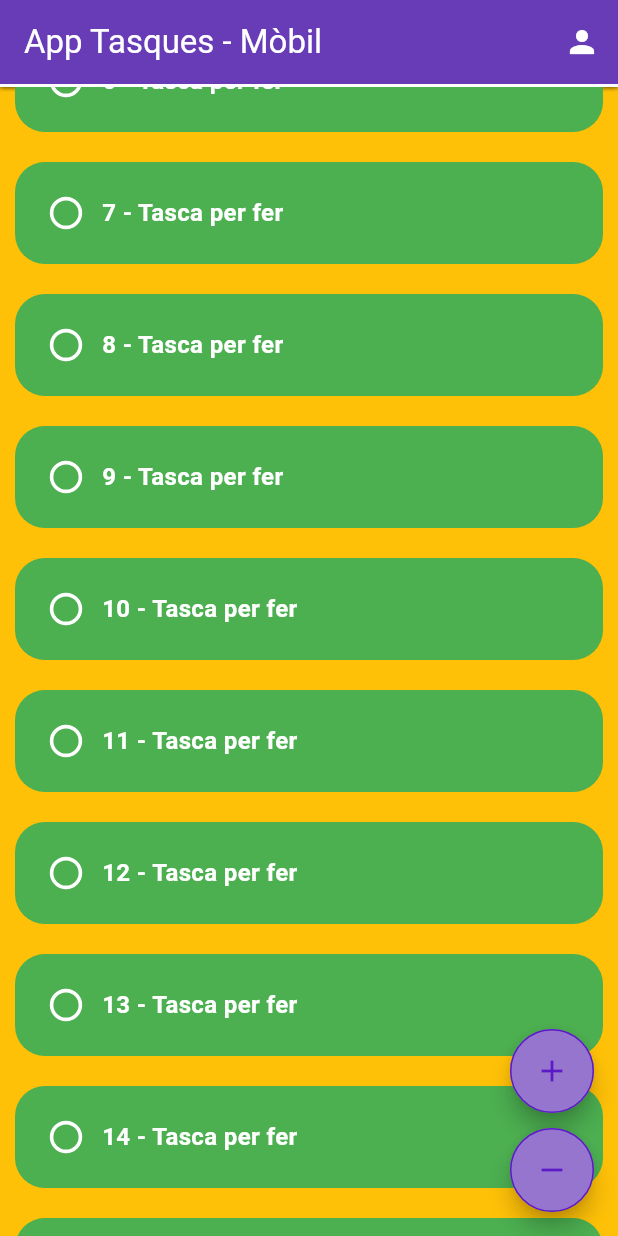
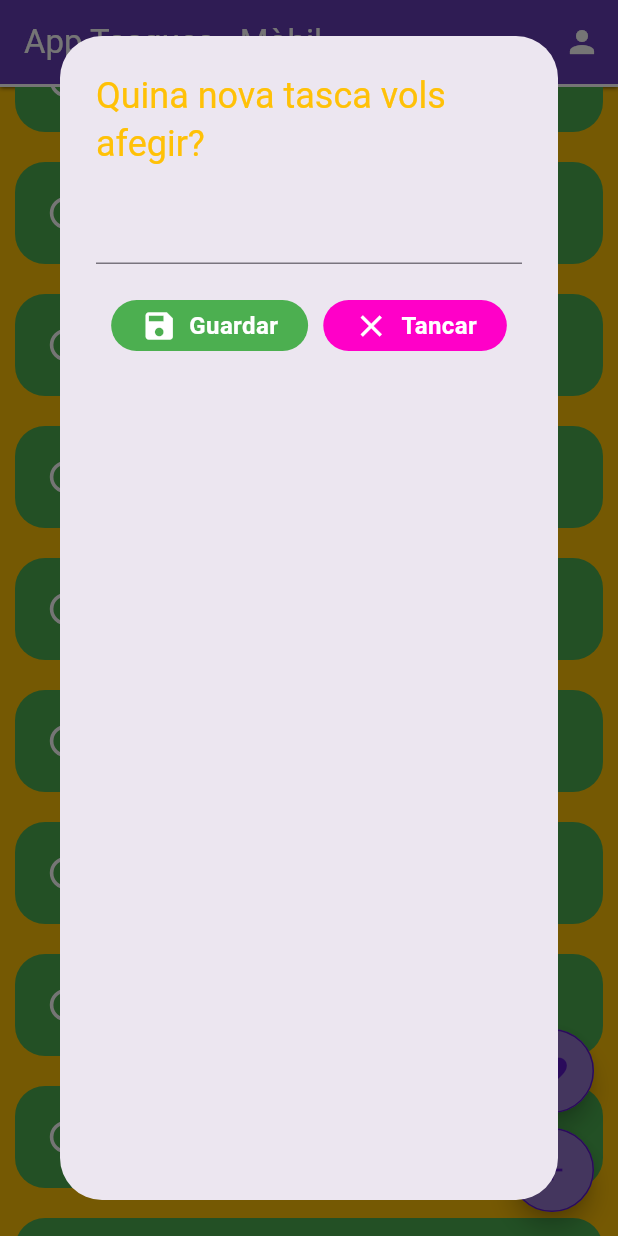
Before and after one commit to davidpereda0705/app, a Flutter app: the screen it shows after launch, scrolled down 576 dp, after a tap on the "add" icon, on a phone screen of 412 x 824 dp. Run offline on Flutter 3.47's test engine with Material 3 defaults, Android fonts, the phone set to English and light mode, and no system bars.

Commit message:
Dialog_Tasca

```diff
--- /dev/null
+++ b/lib/components/boton_dialog.dart
@@ -0,0 +1,49 @@
+import 'package:app/colors_app.dart';
+import 'package:flutter/material.dart';
+
+class BotonDialog extends StatelessWidget {
+  final String textBoto;
+  final IconData iconBoto;
+  final Color colorBoto;
+  //volem que els botons facin coses diferents quan es premin
+  final Function()? accioBoto;
+  //Function(): tipus de dada que representa una funció que no rep cap paràmetre i no retorna res.
+  //Function()? : pot ser null (no fer res quan es prem el botó)
+  const BotonDialog({super.key,
+  required this.textBoto,
+  required this.iconBoto,
+  required this.colorBoto,
+  required this.accioBoto,
+  });
+
+  @override
+  Widget build(BuildContext context) {
+    return GestureDetector(
+      onTap: accioBoto,
+      child: Container(
+
+        padding: EdgeInsets.symmetric(horizontal: 20, vertical: 5),
+
+        decoration: BoxDecoration(
+          borderRadius: BorderRadius.circular(20),
+          color: colorBoto,
+        ),
+        child: Row(
+
+          children: [
+
+            Icon(iconBoto, color: ColorsApp.colorBlanc,),
+
+            SizedBox(width: 8,),
+
+            Text(textBoto, style: TextStyle(
+              color: ColorsApp.colorBlanc,
+              fontWeight: FontWeight.bold,
+              fontSize: 16,
+              ),),
+          ],
+          ),
+      ),
+    );
+  }
+}
--- /dev/null
+++ b/lib/components/dialog_nova_tasca.dart
@@ -0,0 +1,57 @@
+import 'package:app/colors_app.dart';
+import 'package:app/components/boton_dialog.dart';
+import 'package:flutter/material.dart';
+
+class DialogNovaTasca extends StatelessWidget {
+  const DialogNovaTasca({super.key});
+
+  @override
+  Widget build(BuildContext context){
+    return AlertDialog(
+
+      title: Text("Quina nova tasca vols afegir?",
+      style: TextStyle(color: ColorsApp.colorPrimari),
+      ),
+
+      content: Container(
+        child: Column(
+          children: [
+            TextField(),
+            SizedBox(height: 24,),
+            Row(
+              mainAxisAlignment: MainAxisAlignment.spaceEvenly,
+              children: [
+                BotonDialog(
+                  textBoto: "Guardar",
+                  colorBoto: ColorsApp.colorTerciari,
+                  iconBoto: Icons.save,
+                  accioBoto: (){
+                    guardarTasca(context);
+                    },
+                  ),
+
+
+                BotonDialog(
+                  textBoto: "Tancar",
+                  colorBoto: ColorsApp.colorRosa,
+                  iconBoto: Icons.close,
+                  accioBoto: (){
+                    tancarDialog(context);
+                    },
+                  ),
+              ],
+            ),
+
+          ],
+        ),
+      ),
+    );
+  }
+
+  void guardarTasca(BuildContext context){
+    Navigator.of(context).pop();
+  }
+  void tancarDialog(BuildContext context){
+    Navigator.of(context).pop();
+  }
+}
--- a/lib/components/item_tasca.dart
+++ b/lib/components/item_tasca.dart
@@ -2,6 +2,8 @@ import 'package:app/colors_app.dart';
 import 'package:flutter/material.dart';
 
 class ItemTasca extends StatefulWidget {
+  //final: perque no canviarà mai de valor
+  //const: perque és un widget immutable
   final bool valorInicialCheckbox;
   final String valorText;
 
@@ -26,7 +28,6 @@ class _ItemTascaState extends State<ItemTasca> {
     valorCheckbox = widget.valorInicialCheckbox;
     //"widget." ho posem per accedir a les variables de la primera classe del StatefulWidget.
   }
-
   @override
   Widget build(BuildContext context) {
     return Container(
@@ -55,6 +56,9 @@ class _ItemTascaState extends State<ItemTasca> {
               activeColor: ColorsApp.colorBlanc,
               hoverColor: ColorsApp.colorSecundariAccent,
             onChanged: (valor) {
+
+//SetState: per notificar a Flutter que ha canviat l'estat del widget i que s'ha de tornar a dibuixar.
+//InitState: per inicialitzar les variables d'estat abans que el widget es construeixi.
               setState(() {
                 valorCheckbox = valor ?? false;
                 //??: si val null, posa-li el valor false
--- a/lib/paginas/paginaprincipal/pantalla_tasques_petita.dart
+++ b/lib/paginas/paginaprincipal/pantalla_tasques_petita.dart
@@ -1,10 +1,12 @@
 import 'dart:math';
 
 import 'package:app/colors_app.dart';
+import 'package:app/components/dialog_nova_tasca.dart';
 import 'package:app/components/item_tasca.dart';
 import 'package:flutter/material.dart';
 
 class PantallaTasquesPetita extends StatelessWidget {
+
   const PantallaTasquesPetita({super.key});
 
   @override
@@ -55,20 +57,35 @@ class PantallaTasquesPetita extends StatelessWidget {
           FloatingActionButton(
             onPressed: () {},
             backgroundColor: Colors.deepPurple[300],
-            child:  Icon(Icons.add, color: ColorsApp.colorSecundariAccent),
+            child:  Icon(Icons.heart_broken, color: ColorsApp.colorSecundariAccent),
             shape: CircleBorder(side: BorderSide(color: ColorsApp.colorSecundariAccent)),
           ),
 
           SizedBox(height: 10),
 
           FloatingActionButton(
-            onPressed: () {},
+            onPressed: () {
+              obreDialogNovaTasca(context);
+
+            },
             backgroundColor: Colors.deepPurple[300],
-            child: Icon(Icons.remove, color: ColorsApp.colorSecundariAccent),
+            child: Icon(Icons.add, color: ColorsApp.colorSecundariAccent),
             shape: CircleBorder(side: BorderSide(color: ColorsApp.colorSecundariAccent)),
           ),
         ],
       ),
     );
   }
+
+  void obreDialogNovaTasca(BuildContext context) {
+
+    // showDailog es una funcio de Flutter que obra un dialeg que haguem crear/definit
+    showDialog(
+      context: context,
+      builder: (context) {
+
+          return DialogNovaTasca();
+      },
+      );
+  }
 }
```
